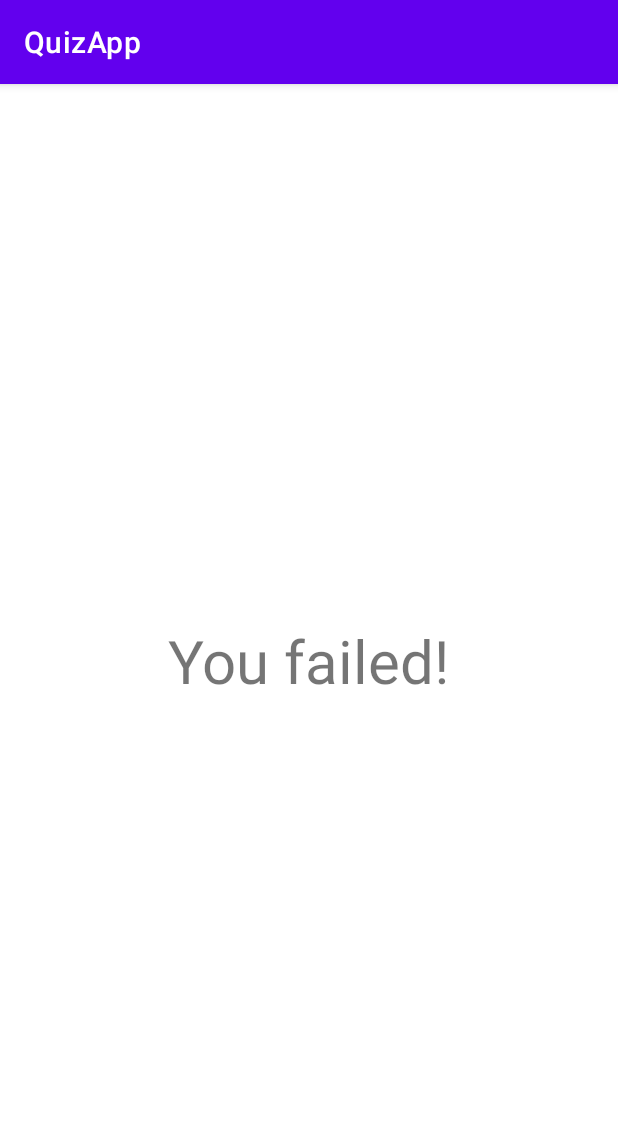
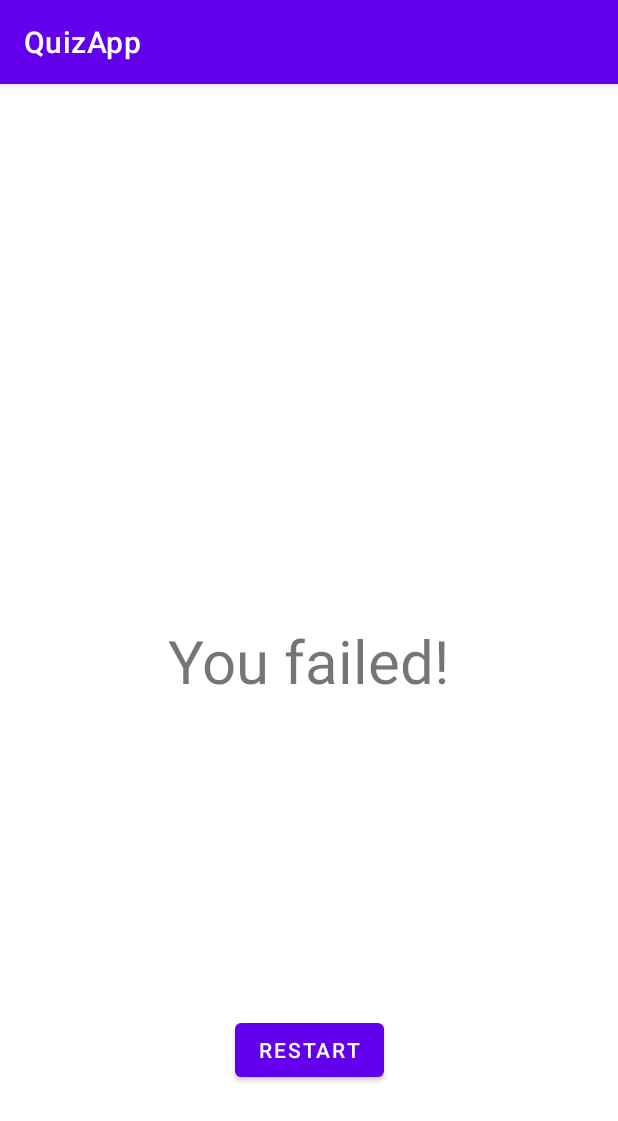
Before and after one commit to SkyMalcolm/QuizApp, an Android app: the FailActivity screen opened directly, with no data from a screen before it, on a phone screen of 412 x 824 dp. Shown: the top 1121 px of the screen. Run offline under Robolectric (Android 15) with nearby library versions, the phone set to English and light mode, and no system bars.

Commit message:
Fixed restart option

```diff
--- a/app/src/main/java/com/example/quizapp/FailActivity.kt
+++ b/app/src/main/java/com/example/quizapp/FailActivity.kt
@@ -1,11 +1,23 @@
 package com.example.quizapp
 
+import android.content.Intent
 import androidx.appcompat.app.AppCompatActivity
 import android.os.Bundle
+import android.widget.Button
 
 class FailActivity : AppCompatActivity() {
     override fun onCreate(savedInstanceState: Bundle?) {
         super.onCreate(savedInstanceState)
         setContentView(R.layout.activity_fail)
+
+        lateinit var button: Button
+        button = findViewById(R.id.restartButton)
+
+        button.setOnClickListener{
+            val intent = Intent(this, MainActivity::class.java)
+            finish()
+            startActivity(intent)
+        }
     }
+
 }
--- a/app/src/main/res/layout/activity_fail.xml
+++ b/app/src/main/res/layout/activity_fail.xml
@@ -16,4 +16,14 @@
         app:layout_constraintEnd_toEndOf="parent"
         app:layout_constraintStart_toStartOf="parent"
         app:layout_constraintTop_toTopOf="parent" />
+
+    <Button
+        android:id="@+id/restartButton"
+        android:layout_width="wrap_content"
+        android:layout_height="wrap_content"
+        android:layout_marginBottom="100dp"
+        android:text="Restart"
+        app:layout_constraintBottom_toBottomOf="parent"
+        app:layout_constraintEnd_toEndOf="parent"
+        app:layout_constraintStart_toStartOf="parent" />
 </androidx.constraintlayout.widget.ConstraintLayout>
```
